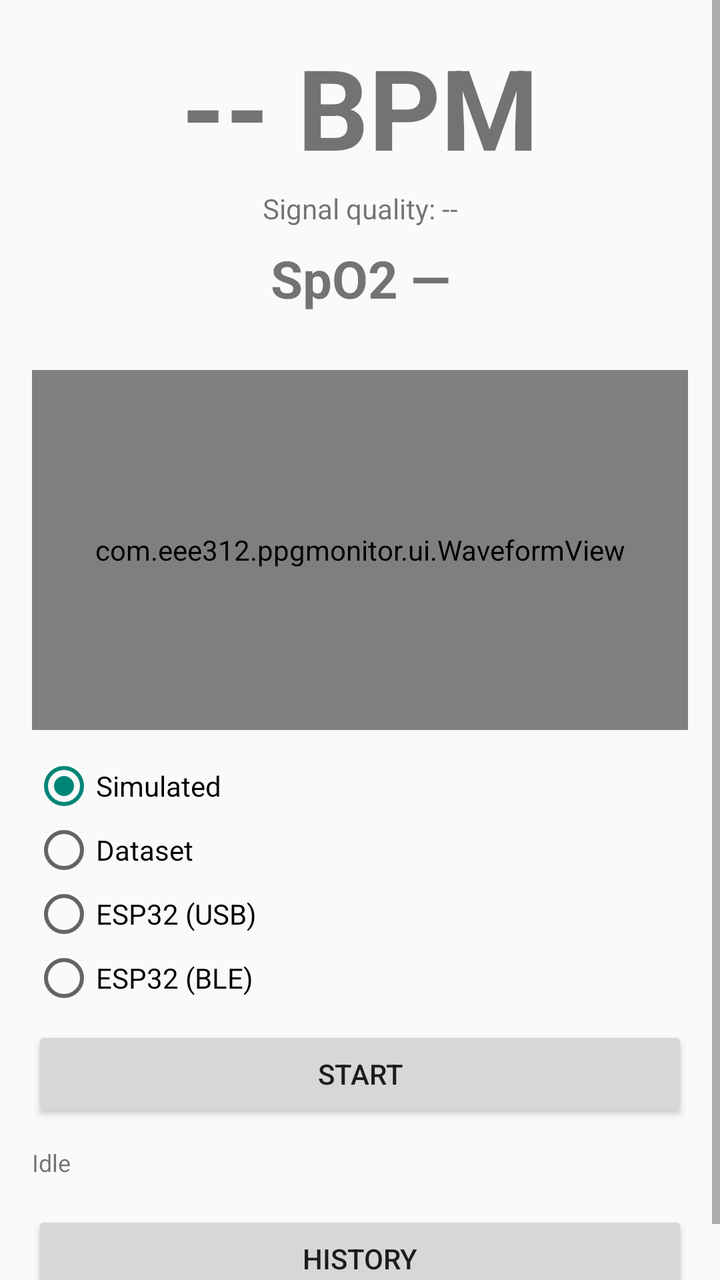
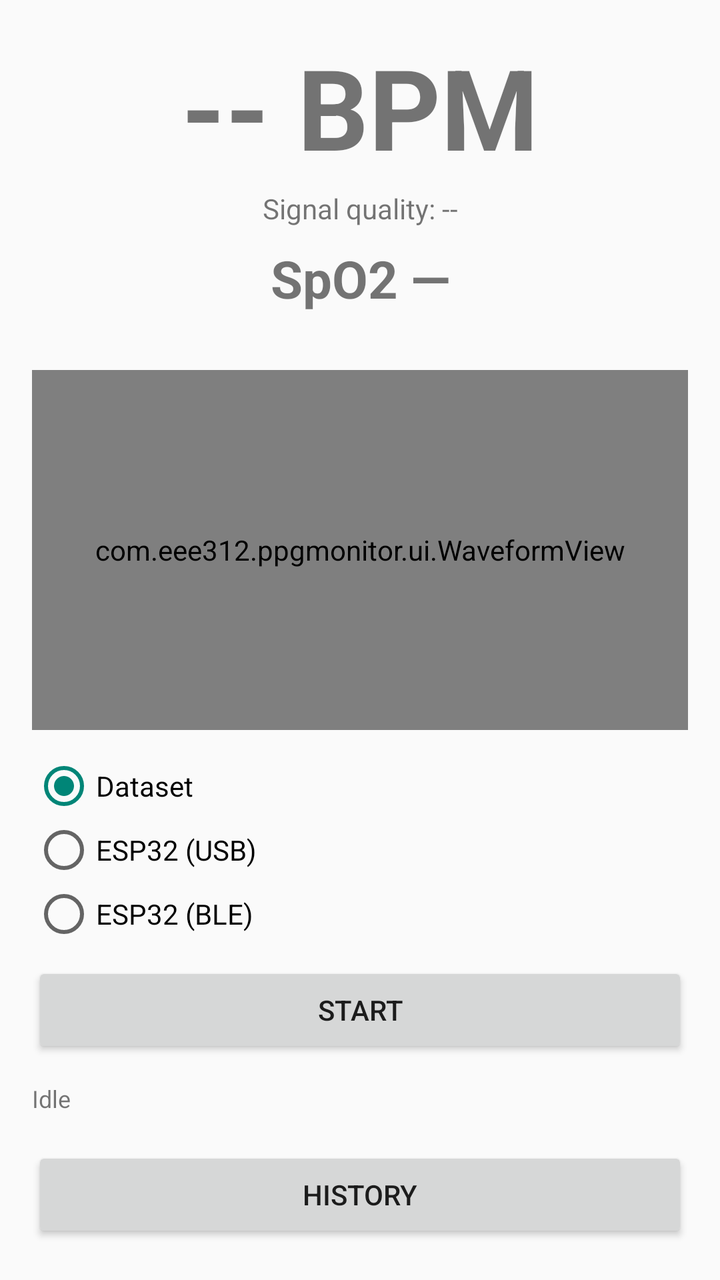

Before-and-after screenshots of an Android layout around one commit, followed by the original layout XML and the change that was made.
<!-- AndroidManifest.xml: activity theme Theme.PPGMonitor -->
<!-- res/layout/activity_main.xml -->
<?xml version="1.0" encoding="utf-8"?>
<ScrollView xmlns:android="http://schemas.android.com/apk/res/android"
    android:layout_width="match_parent"
    android:layout_height="match_parent">

<LinearLayout
    android:layout_width="match_parent"
    android:layout_height="wrap_content"
    android:orientation="vertical"
    android:padding="16dp">

    <TextView
        android:id="@+id/tvHr"
        android:layout_width="match_parent"
        android:layout_height="wrap_content"
        android:text="-- BPM"
        android:textSize="56sp"
        android:textStyle="bold"
        android:gravity="center"
        android:layout_marginBottom="4dp" />

    <TextView
        android:id="@+id/tvRefHr"
        android:layout_width="match_parent"
        android:layout_height="wrap_content"
        android:text=""
        android:textSize="14sp"
        android:textStyle="bold"
        android:textColor="#1565C0"
        android:gravity="center"
        android:visibility="gone"
        android:layout_marginBottom="4dp" />

    <TextView
        android:id="@+id/tvSqi"
        android:layout_width="match_parent"
        android:layout_height="wrap_content"
        android:text="Signal quality: --"
        android:textSize="14sp"
        android:gravity="center"
        android:layout_marginBottom="8dp" />

    <TextView
        android:id="@+id/tvSpo2Live"
        android:layout_width="match_parent"
        android:layout_height="wrap_content"
        android:text="SpO2 —"
        android:textSize="26sp"
        android:textStyle="bold"
        android:gravity="center" />

    <TextView
        android:id="@+id/tvSpo2Detail"
        android:layout_width="match_parent"
        android:layout_height="wrap_content"
        android:text=""
        android:textSize="12sp"
        android:gravity="center"
        android:layout_marginBottom="12dp" />

    <com.eee312.ppgmonitor.ui.WaveformView
        android:id="@+id/waveformView"
        android:layout_width="match_parent"
        android:layout_height="180dp"
        android:layout_marginBottom="12dp" />

    <RadioGroup
        android:id="@+id/rgSource"
        android:layout_width="match_parent"
        android:layout_height="wrap_content"
        android:orientation="vertical"
        android:layout_marginBottom="8dp">

        <RadioButton
            android:id="@+id/rbSimulated"
            android:layout_width="wrap_content"
            android:layout_height="wrap_content"
            android:text="Simulated"
            android:checked="true" />

        <RadioButton
            android:id="@+id/rbDataset"
            android:layout_width="wrap_content"
            android:layout_height="wrap_content"
            android:text="Dataset" />

        <RadioButton
            android:id="@+id/rbUsb"
            android:layout_width="wrap_content"
            android:layout_height="wrap_content"
            android:text="ESP32 (USB)" />

        <RadioButton
            android:id="@+id/rbBle"
            android:layout_width="wrap_content"
            android:layout_height="wrap_content"
            android:text="ESP32 (BLE)" />
    </RadioGroup>

    <LinearLayout
        android:id="@+id/datasetOptionsPanel"
        android:layout_width="match_parent"
        android:layout_height="wrap_content"
        android:orientation="vertical"
        android:visibility="gone"
        android:layout_marginBottom="8dp">

        <Spinner
            android:id="@+id/spDataset"
            android:layout_width="match_parent"
            android:layout_height="wrap_content"
            android:layout_marginBottom="8dp" />

        <TextView
            android:layout_width="wrap_content"
            android:layout_height="wrap_content"
            android:text="Playback speed:"
            android:textSize="12sp" />

        <RadioGroup
            android:id="@+id/rgSpeed"
            android:layout_width="match_parent"
            android:layout_height="wrap_content"
            android:orientation="horizontal"
            android:layout_marginBottom="8dp">

            <RadioButton
                android:id="@+id/rb1x"
                android:layout_width="wrap_content"
                android:layout_height="wrap_content"
                android:text="1x"
                android:checked="true" />

            <RadioButton
                android:id="@+id/rb2x"
                android:layout_width="wrap_content"
                android:layout_height="wrap_content"
                android:text="2x"
                android:layout_marginStart="16dp" />

            <RadioButton
                android:id="@+id/rb4x"
                android:layout_width="wrap_content"
                android:layout_height="wrap_content"
                android:text="4x"
                android:layout_marginStart="16dp" />

            <RadioButton
                android:id="@+id/rbFast"
                android:layout_width="wrap_content"
                android:layout_height="wrap_content"
                android:text="Fast"
                android:layout_marginStart="16dp" />
        </RadioGroup>

        <CheckBox
            android:id="@+id/cbLoop"
            android:layout_width="wrap_content"
            android:layout_height="wrap_content"
            android:text="Loop" />

    </LinearLayout>

    <Button
        android:id="@+id/btnStartStop"
        android:layout_width="match_parent"
        android:layout_height="wrap_content"
        android:text="Start" />

    <TextView
        android:id="@+id/tvStatus"
        android:layout_width="match_parent"
        android:layout_height="wrap_content"
        android:text="Idle"
        android:textSize="12sp"
        android:layout_marginTop="12dp" />

    <Button
        android:id="@+id/btnHistory"
        android:layout_width="match_parent"
        android:layout_height="wrap_content"
        android:layout_marginTop="16dp"
        android:text="History" />

</LinearLayout>
</ScrollView>
<!-- resources referenced by this layout -->
<resources>
  <style name="Theme.PPGMonitor" parent="Theme.AppCompat.Light.NoActionBar" />
</resources>

<!-- the commit's change to res/layout/activity_main.xml (unified diff, before → after) -->
@@ -72,17 +72,11 @@
         android:layout_marginBottom="8dp">
 
         <RadioButton
-            android:id="@+id/rbSimulated"
-            android:layout_width="wrap_content"
-            android:layout_height="wrap_content"
-            android:text="Simulated"
-            android:checked="true" />
-
-        <RadioButton
             android:id="@+id/rbDataset"
             android:layout_width="wrap_content"
             android:layout_height="wrap_content"
-            android:text="Dataset" />
+            android:text="Dataset"
+            android:checked="true" />
 
         <RadioButton
             android:id="@+id/rbUsb"
